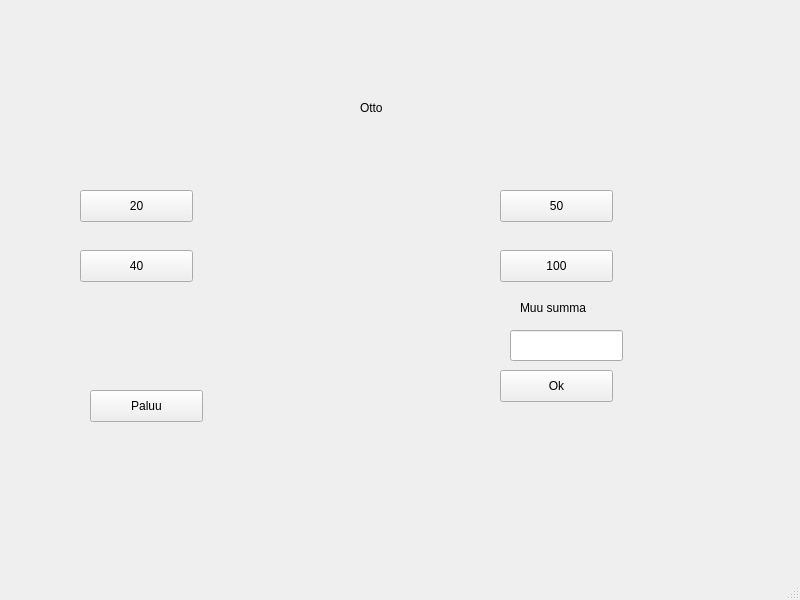
This is Pankkimaatti/bankautomat.ui in tvt20kmo-ohjelmistokehitysprojekti/Group12 as Qt 5 draws it before an edit. The edited form follows.
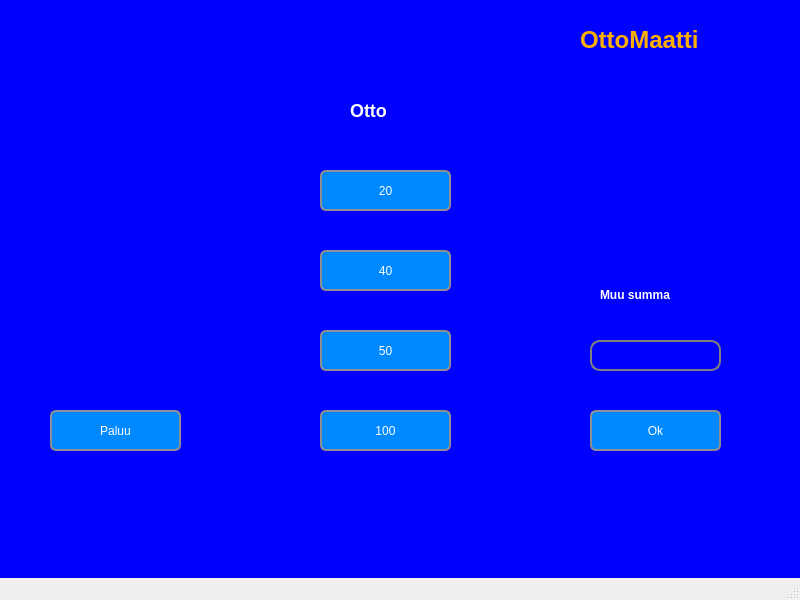
This is the edited form. The open tabs and pages were chosen to show the change.

The edit to the form file:
```diff
--- a/Pankkimaatti/bankautomat.ui
+++ b/Pankkimaatti/bankautomat.ui
@@ -13,16 +13,49 @@
   <property name="windowTitle">
    <string>BankAutomat</string>
   </property>
+  <property name="styleSheet">
+   <string notr="true">background-color rgb(20, 27, 255);</string>
+  </property>
   <widget class="QWidget" name="centralwidget">
    <widget class="QStackedWidget" name="stackedWidget">
     <property name="geometry">
      <rect>
-      <x>20</x>
+      <x>0</x>
       <y>-20</y>
-      <width>811</width>
+      <width>831</width>
       <height>611</height>
      </rect>
     </property>
+    <property name="autoFillBackground">
+     <bool>false</bool>
+    </property>
+    <property name="styleSheet">
+     <string notr="true">QPushButton {
+	
+	font: 20pt &quot;Helvetica Neue&quot;;
+	color: #fff;
+    border: 2px solid #8f8f91;
+    border-radius: 6px;
+    background-color: rgb(0, 150, 255);
+    min-width: 80px;
+}
+
+QLabel
+{
+	font: 18pt &quot;Helvetica Neue&quot;;
+	color: #fff;
+}
+QLineEdit {
+    border: 2px solid gray;
+    border-radius: 10px;
+    padding: 0 8px;
+    background: rgb(211, 236, 255);
+    selection-background-color: darkgray;
+}
+QWidget {     
+background-color:rgb(0, 0, 255);
+}</string>
+    </property>
     <widget class="QWidget" name="loginPage">
      <widget class="QLineEdit" name="loginlineEditKorttiID">
       <property name="geometry">
@@ -330,12 +363,15 @@
      <widget class="QPushButton" name="withdrawBtn20">
       <property name="geometry">
        <rect>
-        <x>60</x>
-        <y>210</y>
-        <width>113</width>
-        <height>32</height>
+        <x>320</x>
+        <y>190</y>
+        <width>131</width>
+        <height>41</height>
        </rect>
       </property>
+      <property name="styleSheet">
+       <string notr="true">background-color: rgb(0, 137, 255);</string>
+      </property>
       <property name="text">
        <string>20</string>
       </property>
@@ -343,12 +379,15 @@
      <widget class="QPushButton" name="withdrawBtn40">
       <property name="geometry">
        <rect>
-        <x>60</x>
+        <x>320</x>
         <y>270</y>
-        <width>113</width>
-        <height>32</height>
+        <width>131</width>
+        <height>41</height>
        </rect>
       </property>
+      <property name="styleSheet">
+       <string notr="true">background-color: rgb(0, 137, 255);</string>
+      </property>
       <property name="text">
        <string>40</string>
       </property>
@@ -356,12 +395,15 @@
      <widget class="QPushButton" name="withdrawBtn50">
       <property name="geometry">
        <rect>
-        <x>480</x>
-        <y>210</y>
-        <width>113</width>
-        <height>32</height>
+        <x>320</x>
+        <y>350</y>
+        <width>131</width>
+        <height>41</height>
        </rect>
       </property>
+      <property name="styleSheet">
+       <string notr="true">background-color: rgb(0, 137, 255);</string>
+      </property>
       <property name="text">
        <string>50</string>
       </property>
@@ -369,12 +411,15 @@
      <widget class="QPushButton" name="withdrawBtn100">
       <property name="geometry">
        <rect>
-        <x>480</x>
-        <y>270</y>
-        <width>113</width>
-        <height>32</height>
+        <x>320</x>
+        <y>430</y>
+        <width>131</width>
+        <height>41</height>
        </rect>
       </property>
+      <property name="styleSheet">
+       <string notr="true">background-color: rgb(0, 137, 255);</string>
+      </property>
       <property name="text">
        <string>100</string>
       </property>
@@ -382,9 +427,9 @@
      <widget class="QLineEdit" name="withdrawlineEditAmount">
       <property name="geometry">
        <rect>
-        <x>490</x>
-        <y>350</y>
-        <width>113</width>
+        <x>590</x>
+        <y>360</y>
+        <width>131</width>
         <height>31</height>
        </rect>
       </property>
@@ -392,25 +437,28 @@
      <widget class="QLabel" name="label_10">
       <property name="geometry">
        <rect>
-        <x>500</x>
-        <y>320</y>
-        <width>91</width>
-        <height>16</height>
+        <x>600</x>
+        <y>300</y>
+        <width>121</width>
+        <height>31</height>
        </rect>
       </property>
       <property name="text">
-       <string>Muu summa</string>
+       <string>&lt;strong&gt;Muu summa&lt;/strong&gt;</string>
       </property>
      </widget>
      <widget class="QPushButton" name="withdrawBtnOk">
       <property name="geometry">
        <rect>
-        <x>480</x>
-        <y>390</y>
-        <width>113</width>
-        <height>32</height>
+        <x>590</x>
+        <y>430</y>
+        <width>131</width>
+        <height>41</height>
        </rect>
       </property>
+      <property name="styleSheet">
+       <string notr="true">background-color: rgb(0, 137, 255);</string>
+      </property>
       <property name="text">
        <string>Ok</string>
       </property>
@@ -418,12 +466,15 @@
      <widget class="QPushButton" name="withdrawBtnPaluu">
       <property name="geometry">
        <rect>
-        <x>70</x>
-        <y>410</y>
-        <width>113</width>
-        <height>32</height>
+        <x>50</x>
+        <y>430</y>
+        <width>131</width>
+        <height>41</height>
        </rect>
       </property>
+      <property name="styleSheet">
+       <string notr="true">background-color: rgb(0, 137, 255);</string>
+      </property>
       <property name="text">
        <string>Paluu</string>
       </property>
@@ -431,14 +482,30 @@
      <widget class="QLabel" name="label_11">
       <property name="geometry">
        <rect>
-        <x>340</x>
-        <y>120</y>
-        <width>59</width>
-        <height>16</height>
+        <x>350</x>
+        <y>110</y>
+        <width>61</width>
+        <height>41</height>
        </rect>
       </property>
       <property name="text">
-       <string>Otto</string>
+       <string>&lt;h2&gt;Otto&lt;/h2&gt;</string>
+      </property>
+     </widget>
+     <widget class="QLabel" name="label_17">
+      <property name="geometry">
+       <rect>
+        <x>580</x>
+        <y>40</y>
+        <width>191</width>
+        <height>41</height>
+       </rect>
+      </property>
+      <property name="styleSheet">
+       <string notr="true">color:rgb(255, 175, 0);</string>
+      </property>
+      <property name="text">
+       <string>&lt;h1&gt;OttoMaatti&lt;/h1&gt;</string>
       </property>
      </widget>
     </widget>
```
Left out of the diff: 324 changed lines with no effect on the pictures.
